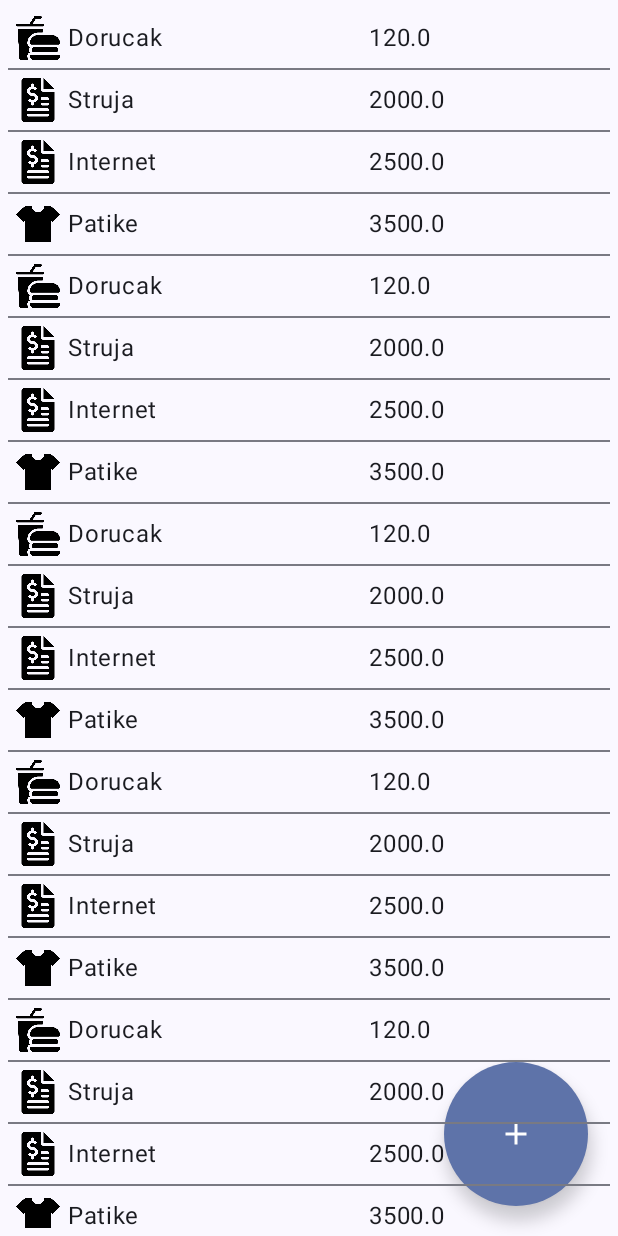
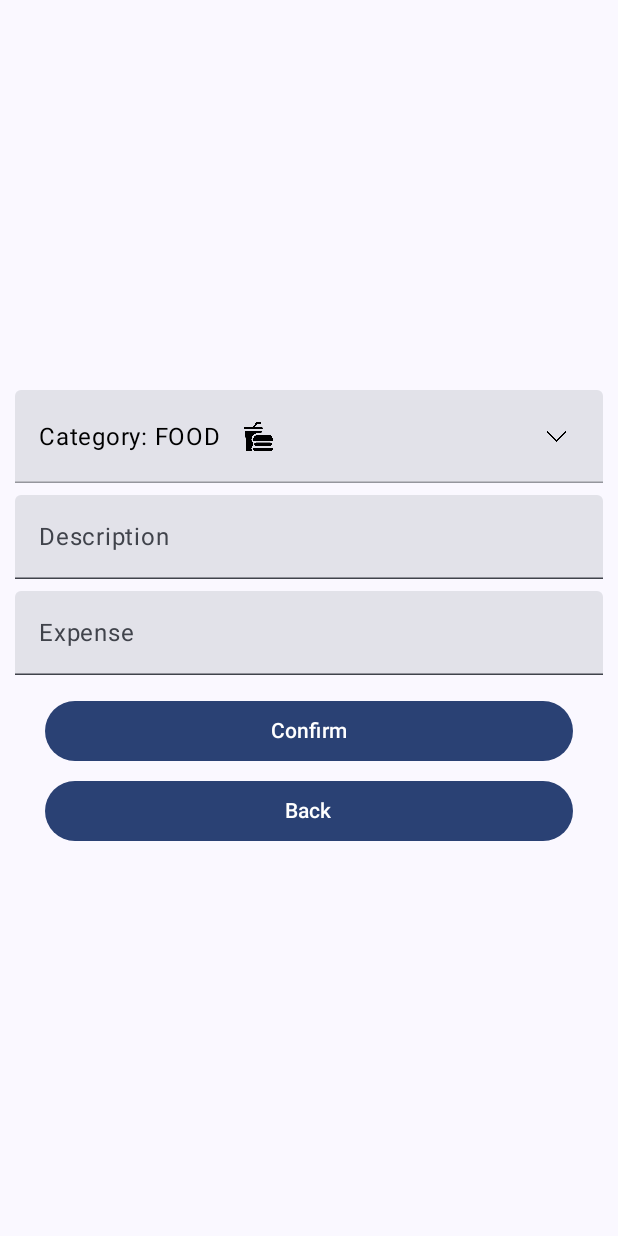
Before and after one commit to dsan22/ExpenseTracker, an Android app built with Jetpack Compose: the screen it shows after launch (MainActivity), after a tap on "Add new Expense", on a phone screen of 412 x 824 dp. Run offline under Robolectric (Android 15) with nearby library versions, the phone set to English and light mode, and no system bars.

Commit message:
Added navigation

```diff
--- a/app/build.gradle.kts
+++ b/app/build.gradle.kts
@@ -66,4 +66,6 @@ dependencies {
     androidTestImplementation("androidx.compose.ui:ui-test-junit4")
     debugImplementation("androidx.compose.ui:ui-tooling")
     debugImplementation("androidx.compose.ui:ui-test-manifest")
+
+    implementation("androidx.navigation:navigation-compose:2.7.7")
 }
--- a/app/src/main/java/rs/ac/ni/pmf/android/expensetracker/MainActivity.kt
+++ b/app/src/main/java/rs/ac/ni/pmf/android/expensetracker/MainActivity.kt
@@ -13,7 +13,9 @@ import androidx.compose.runtime.Composable
 import androidx.compose.ui.Modifier
 import androidx.compose.ui.tooling.preview.Preview
 import androidx.compose.ui.unit.dp
+import androidx.navigation.compose.rememberNavController
 import rs.ac.ni.pmf.android.expensetracker.ui.AddExpense
+import rs.ac.ni.pmf.android.expensetracker.ui.AppNavigation
 import rs.ac.ni.pmf.android.expensetracker.ui.ExpenseList
 import rs.ac.ni.pmf.android.expensetracker.ui.theme.ExpenseTrackerTheme
 
@@ -27,7 +29,7 @@ class MainActivity : ComponentActivity() {
                     modifier = Modifier.fillMaxSize(),
                     color = MaterialTheme.colorScheme.background
                 ) {
-                    ExpenseList(modifier = Modifier.fillMaxHeight().padding(5.dp))
+                   AppNavigation(navController = rememberNavController() )
                 }
             }
         }
--- a/app/src/main/java/rs/ac/ni/pmf/android/expensetracker/ui/AddExpenseScrean.kt
+++ b/app/src/main/java/rs/ac/ni/pmf/android/expensetracker/ui/AddExpenseScrean.kt
@@ -38,7 +38,11 @@ import java.lang.Exception
 
 @OptIn(ExperimentalMaterial3Api::class)
 @Composable
-fun AddExpense(modifier:Modifier= Modifier){
+fun AddExpense(
+    onConfirmClicked:()->Unit,
+    onBackClicked:()->Unit,
+    modifier:Modifier= Modifier
+){
     var description by remember { mutableStateOf("") }
     var expenseString by remember { mutableStateOf("") }
     var expense by remember { mutableStateOf(0.0)}
@@ -156,11 +160,16 @@ fun AddExpense(modifier:Modifier= Modifier){
             modifier = Modifier.fillMaxWidth(),
         ) {
 
-            Button(modifier =Modifier.fillMaxWidth().padding(start =  20.dp,end=20.dp, top = 5.dp),onClick = { println("test") }) {
+            Button(
+                modifier =Modifier.fillMaxWidth().padding(start =  20.dp,end=20.dp, top = 5.dp),
+                onClick = { onConfirmClicked() }
+            ) {
                 Text("Confirm")
             }
 
-            Button(modifier =Modifier.fillMaxWidth().padding(start =  20.dp,end=20.dp,top = 5.dp) , onClick = { } ) {
+            Button(
+                modifier =Modifier.fillMaxWidth().padding(start =  20.dp,end=20.dp,top = 5.dp) ,
+                onClick = { onBackClicked()} ) {
                 Text("Back")
             }
 
@@ -176,7 +185,10 @@ fun AddExpense(modifier:Modifier= Modifier){
 @Composable
 fun AddExpensePreview(){
     AddExpense(
-        Modifier
+        onBackClicked = {},
+        onConfirmClicked = {},
+        modifier = Modifier
             .fillMaxHeight()
-            .padding(10.dp))
+            .padding(10.dp)
+    )
 }
--- a/app/src/main/java/rs/ac/ni/pmf/android/expensetracker/ui/DisplayExpensesScrean.kt
+++ b/app/src/main/java/rs/ac/ni/pmf/android/expensetracker/ui/DisplayExpensesScrean.kt
@@ -16,9 +16,11 @@ import androidx.compose.foundation.shape.CircleShape
 import androidx.compose.material.icons.Icons
 import androidx.compose.material.icons.filled.Add
 import androidx.compose.material3.Divider
+import androidx.compose.material3.ExperimentalMaterial3Api
 import androidx.compose.material3.FloatingActionButton
 import androidx.compose.material3.Icon
 import androidx.compose.material3.LargeFloatingActionButton
+import androidx.compose.material3.Scaffold
 import androidx.compose.material3.Text
 import androidx.compose.runtime.Composable
 import androidx.compose.ui.Alignment
@@ -64,8 +66,12 @@ fun ExpenseItem(expense:Expense, modifier: Modifier = Modifier) {
        }
    }
 }
+@OptIn(ExperimentalMaterial3Api::class)
 @Composable
-fun ExpenseList( modifier: Modifier = Modifier) {
+fun ExpenseList(
+    onAddExpenseClicked:()->Unit,
+    modifier: Modifier = Modifier
+) {
     val list= mutableListOf(
         Expense(Category.FOOD,"Dorucak",120.0),
         Expense(Category.BILLS,"Struja",2000.0),
@@ -76,15 +82,20 @@ fun ExpenseList( modifier: Modifier = Modifier) {
         list+=list
     }
 
-    Box(
-        modifier = Modifier.fillMaxSize().padding(20.dp),
-        contentAlignment = Alignment.BottomEnd // Aligns the content to the bottom end (bottom right)
+    Scaffold(floatingActionButton = {
+        LargeFloatingActionButton(
+            shape = CircleShape,
+            onClick = {
+                onAddExpenseClicked()
+                println("Clicked +")
+            }
         ) {
-        LargeFloatingActionButton(shape = CircleShape, onClick = { /*TODO*/ }) {
             Icon(Icons.Filled.Add, "Add new Expense")
         }
-    }
-  Column {
+    }) {
+            innerPadding->
+
+        Column(modifier= Modifier.padding(innerPadding)) {
             LazyColumn(modifier = modifier) {
                 items(list) { expense ->
                     ExpenseItem(expense = expense,modifier= Modifier
@@ -94,6 +105,9 @@ fun ExpenseList( modifier: Modifier = Modifier) {
                     Divider(thickness = 1.dp)
                 }
             }
+    }
+
+
 
   }
 }
@@ -111,6 +125,6 @@ fun ExpenseItemPreview() {
 @Composable
 fun ExpenseListPreview() {
     ExpenseTrackerTheme {
-        ExpenseList(modifier = Modifier.fillMaxHeight())
+        ExpenseList(onAddExpenseClicked = {} ,modifier = Modifier.fillMaxHeight())
     }
 }
--- /dev/null
+++ b/app/src/main/java/rs/ac/ni/pmf/android/expensetracker/ui/Navigation.kt
@@ -0,0 +1,32 @@
+package rs.ac.ni.pmf.android.expensetracker.ui
+
+import androidx.compose.foundation.layout.fillMaxHeight
+import androidx.compose.foundation.layout.padding
+import androidx.compose.runtime.Composable
+import androidx.compose.ui.Modifier
+import androidx.compose.ui.unit.dp
+import androidx.navigation.NavHostController
+import androidx.navigation.compose.NavHost
+import androidx.navigation.compose.composable
+
+enum class Screans(val title:String){
+    EXPENSES("Expense list"),
+    ADD_EXPENSE("Add expense")
+}
+@Composable
+fun AppNavigation(navController:NavHostController){
+    NavHost(navController =navController , startDestination = Screans.EXPENSES.title  ){
+        composable(route = Screans.EXPENSES.title) {
+            ExpenseList(onAddExpenseClicked ={ navController.navigate(Screans.ADD_EXPENSE.title)} ,modifier = Modifier.fillMaxHeight())
+        }
+        composable(route = Screans.ADD_EXPENSE.title) {
+            AddExpense(
+                onConfirmClicked = {navController.navigate(Screans.EXPENSES.title)},
+                 onBackClicked = {navController.navigate(Screans.EXPENSES.title)},
+                modifier = Modifier
+                    .fillMaxHeight()
+                    .padding(10.dp)
+            )
+        }
+    }
+}
```
Lines whose indentation alone changed are shown as unchanged.
